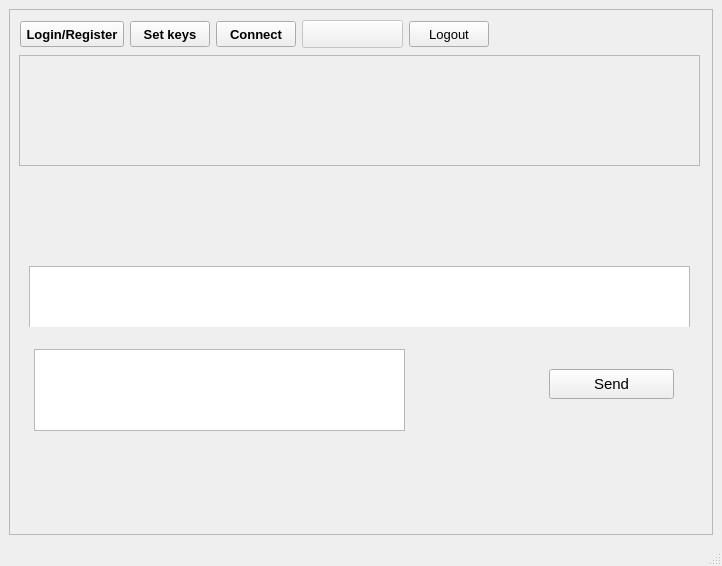
Above: mainwindow.ui from egge313/eggemesg before the change. Below: the same form after it.
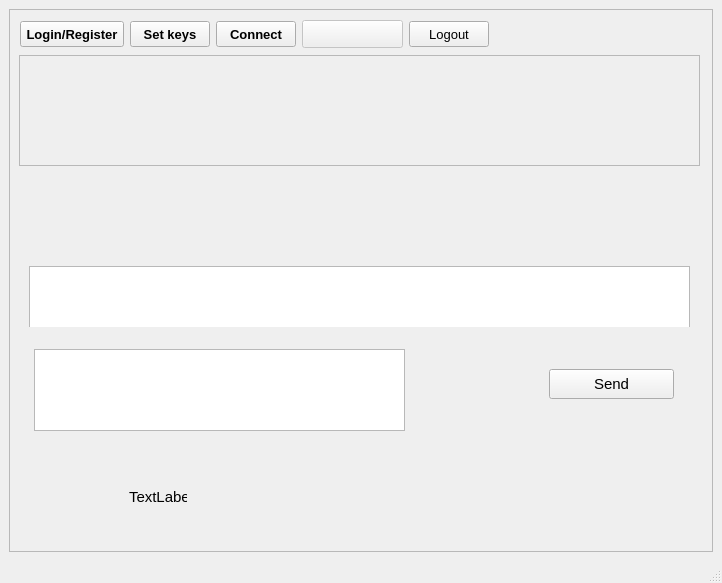
That is the form after the change. Icons and pictures are not drawn.

What changed in the file:
```diff
--- a/mainwindow.ui
+++ b/mainwindow.ui
@@ -10,7 +10,7 @@
     <x>0</x>
     <y>0</y>
     <width>722</width>
-    <height>566</height>
+    <height>583</height>
    </rect>
   </property>
   <property name="minimumSize">
@@ -344,6 +344,19 @@
         <string>Logout</string>
        </property>
       </widget>
+      <widget class="QLabel" name="label">
+       <property name="geometry">
+        <rect>
+         <x>120</x>
+         <y>480</y>
+         <width>58</width>
+         <height>15</height>
+        </rect>
+       </property>
+       <property name="text">
+        <string>TextLabel</string>
+       </property>
+      </widget>
      </widget>
     </item>
    </layout>
```
Left out of the diff: 3 changed lines with no effect on the pictures.
